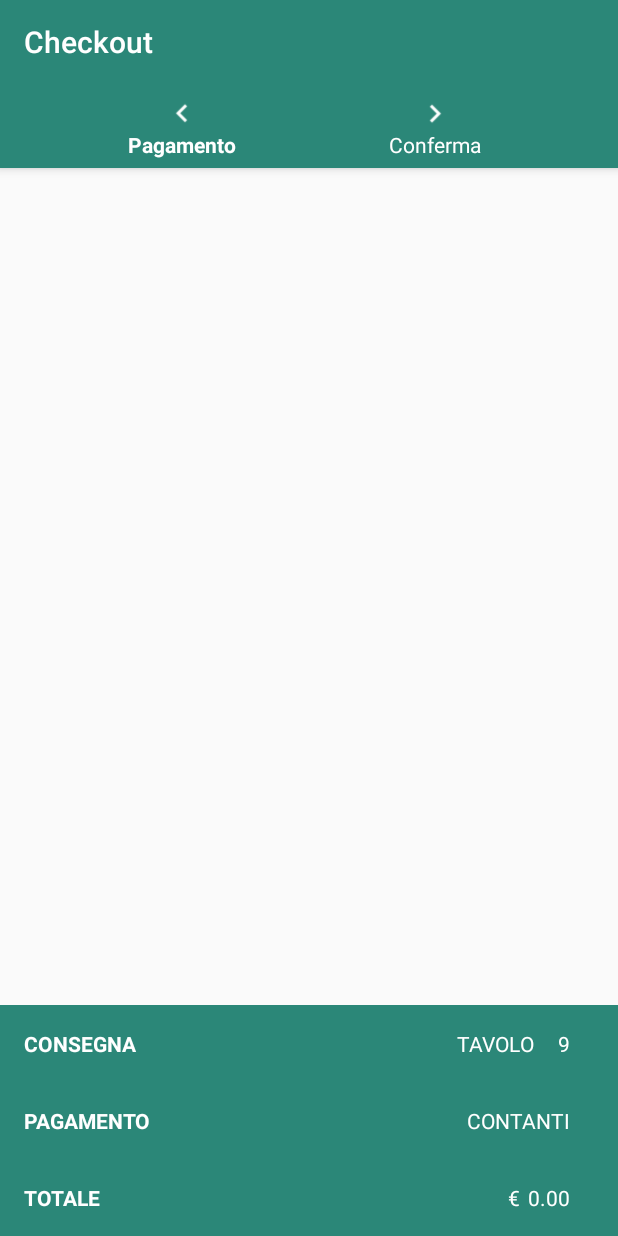
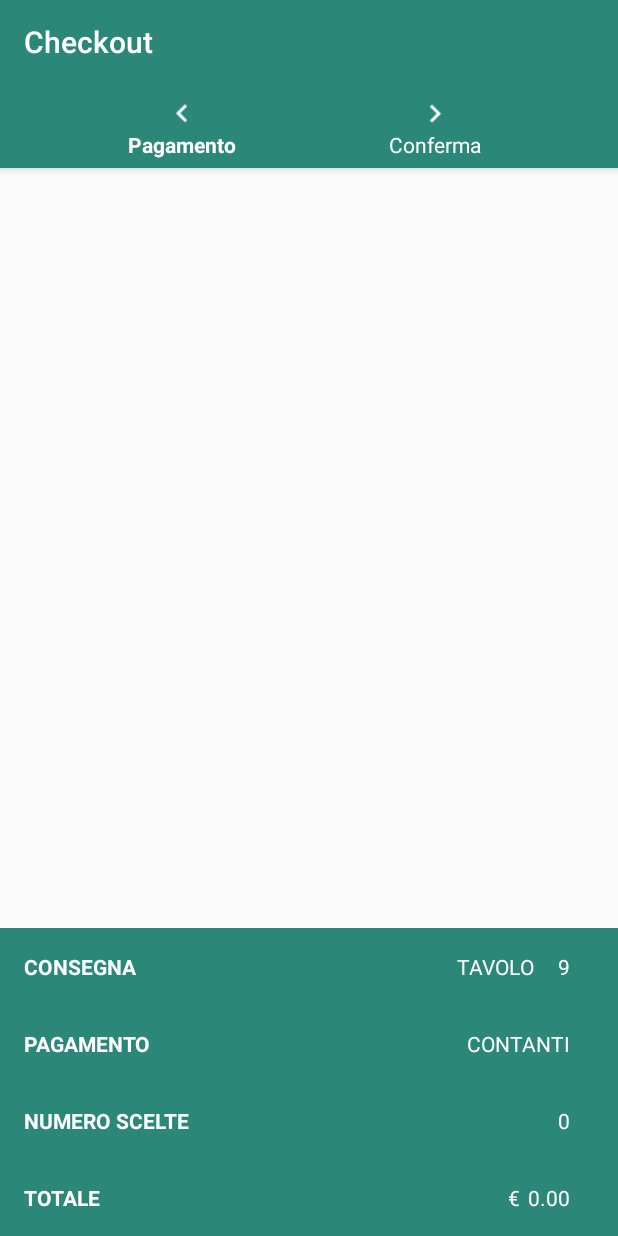
Before and after one commit to Ale-Amici/Android2k17, an Android app: the CheckoutActivity screen opened directly, with no data from a screen before it, on a phone screen of 412 x 824 dp. Run offline under Robolectric (Android 15) with nearby library versions, the phone set to English and light mode, and no system bars; 2 statements that could not run were skipped.

Commit message:
fix update total qnty textview. add total qnty checkout row

```diff
--- a/iDaBere/app/src/main/java/it/unitn/disi/lpsmt/idabere/activities/CheckoutActivity.java
+++ b/iDaBere/app/src/main/java/it/unitn/disi/lpsmt/idabere/activities/CheckoutActivity.java
@@ -34,6 +34,7 @@ public class CheckoutActivity extends AppCompatActivity {
     private ExpandableListView mCheckoutExpandableListView;
     private CheckoutExpandableListAdapter mCheckoutListAdapter;
     private TextView totalOrderInfo;
+    private TextView totalQuantity;
     private TextView deliveryType;
     private TextView paymentMethod;
     private TextView getDeliveryTypeDetails;
@@ -95,6 +96,7 @@ public class CheckoutActivity extends AppCompatActivity {
     protected void onResume() {
         Order currentOrder = AppSession.getInstance().getmCustomer().getOrder();
         totalOrderInfo.setText(new DecimalFormat("##0.00").format(currentOrder.getTotalPrice()));
+        totalQuantity.setText(Integer.toString(currentOrder.getTotalQuantity()));
         deliveryType.setText(currentOrder.getChosenDeliveryPlace().getName());
         getDeliveryTypeDetails.setText(currentOrder.getChosenDeliveryPlace().toString());
         if(currentOrder.isUsingCreditCard()){
@@ -112,6 +114,7 @@ public class CheckoutActivity extends AppCompatActivity {
         bottomNavigationView = (BottomNavigationView) findViewById(R.id.checkout_bottom_navigation);
         mCheckoutExpandableListView = (ExpandableListView) findViewById(R.id.checkout_list);
         totalOrderInfo = (TextView) findViewById(R.id.total_order_price);
+        totalQuantity = (TextView) findViewById(R.id.total_items_quantity);
         deliveryType = (TextView) findViewById(R.id.delivery_type_choosen);
         paymentMethod = (TextView) findViewById(R.id.payment_method_choosen);
         getDeliveryTypeDetails = (TextView) findViewById(R.id.delivery_type_value);
--- a/iDaBere/app/src/main/java/it/unitn/disi/lpsmt/idabere/adapters/MenuCategoryExpandableListAdapter.java
+++ b/iDaBere/app/src/main/java/it/unitn/disi/lpsmt/idabere/adapters/MenuCategoryExpandableListAdapter.java
@@ -195,7 +195,7 @@ public class MenuCategoryExpandableListAdapter extends BaseExpandableListAdapter
         final TextView infoText = (TextView) itemView.findViewById(R.id.info_text);
         final TextView discountText = (TextView) itemView.findViewById(R.id.discount_label);
         final TextView itemPriceTv = (TextView) itemView.findViewById(R.id.item_price);
-        final View cardInfos =  itemView.findViewById(R.id.item_infos_layout);
+        final View cardInfos =  itemView.findViewById(R.id.total_price_items_layout);
         final LinearLayout choicesLinearLayout = (LinearLayout) itemView.findViewById(R.id.choices_linear_layout);
         final Button newChoiceButton = (Button)itemView.findViewById(R.id.new_chioce_button);
 
--- a/iDaBere/app/src/main/java/it/unitn/disi/lpsmt/idabere/models/Order.java
+++ b/iDaBere/app/src/main/java/it/unitn/disi/lpsmt/idabere/models/Order.java
@@ -143,8 +143,8 @@ public class Order {
         int total = 0;
         for (OrderItem orderItem : orderItems) {
             total += (orderItem.getQuantity());
-            totalQuantity = total;
         }
+        totalQuantity = total;
     }
 
     public ArrayList<OrderItem> getOrderListFromBarMenuItemId(int barMenuItemId){
--- a/iDaBere/app/src/main/res/layout/activity_checkout.xml
+++ b/iDaBere/app/src/main/res/layout/activity_checkout.xml
@@ -172,9 +172,57 @@
 
         </LinearLayout>
 
+            <LinearLayout
+                android:id="@+id/total_quantity_items_layout"
+                android:layout_width="match_parent"
+                android:layout_height="match_parent"
+                style="@style/checkout_bottom_bar"
+                android:orientation="horizontal"
+                android:paddingLeft="@dimen/activity_horizontal_margin"
+                android:paddingRight="@dimen/activity_horizontal_margin">
+
+
+                <LinearLayout
+                    android:layout_width="wrap_content"
+                    android:layout_height="match_parent"
+                    android:gravity="center_vertical">
+
+                    <TextView
+                        style="@style/checkout_bottom_bar"
+                        android:layout_width="wrap_content"
+                        android:layout_height="wrap_content"
+                        android:layout_marginRight="@dimen/activity_horizontal_margin"
+                        android:text="NUMERO SCELTE"
+                        android:textSize="@dimen/paragraph_text_size"
+                        android:textStyle="bold" />
+
+                </LinearLayout>
+
+                <LinearLayout
+
+                    android:layout_width="match_parent"
+                    android:layout_height="match_parent"
+                    android:layout_margin="@dimen/activity_horizontal_margin"
+                    android:gravity="center_vertical|right">
+
+
+                    <TextView
+                        style="@style/checkout_bottom_bar"
+                        android:id="@+id/total_items_quantity"
+                        android:layout_width="wrap_content"
+                        android:layout_height="wrap_content"
+                        android:text="0"
+                        android:textSize="@dimen/paragraph_text_size" />
+
+
+                </LinearLayout>
+
+
+            </LinearLayout>
+
 
         <LinearLayout
-            android:id="@+id/item_infos_layout"
+            android:id="@+id/total_price_items_layout"
             android:layout_width="match_parent"
             android:layout_height="match_parent"
             style="@style/checkout_bottom_bar"
--- a/iDaBere/app/src/main/res/layout/bar_list_item.xml
+++ b/iDaBere/app/src/main/res/layout/bar_list_item.xml
@@ -9,7 +9,7 @@
             <!-- Bar basic infos -->
 
     <LinearLayout
-        android:id="@+id/item_infos_layout"
+        android:id="@+id/total_price_items_layout"
         android:layout_width="match_parent"
         android:layout_height="wrap_content"
         android:orientation="horizontal"
--- a/iDaBere/app/src/main/res/layout/checkout_list_item_title.xml
+++ b/iDaBere/app/src/main/res/layout/checkout_list_item_title.xml
@@ -8,7 +8,7 @@
     <!-- Item basic infos -->
 
     <LinearLayout
-        android:id="@+id/item_infos_layout"
+        android:id="@+id/total_price_items_layout"
         android:layout_width="match_parent"
         android:layout_height="match_parent"
         android:layout_marginBottom="@dimen/activity_vertical_margin"
--- a/iDaBere/app/src/main/res/layout/menu_list_item.xml
+++ b/iDaBere/app/src/main/res/layout/menu_list_item.xml
@@ -21,7 +21,7 @@
             <!-- Item basic infos -->
 
             <RelativeLayout
-                android:id="@+id/item_infos_layout"
+                android:id="@+id/total_price_items_layout"
                 android:layout_width="match_parent"
                 android:layout_height="wrap_content">
 
--- a/iDaBere/app/src/main/res/layout/rate_order_list_item.xml
+++ b/iDaBere/app/src/main/res/layout/rate_order_list_item.xml
@@ -13,7 +13,7 @@
         <!-- Item basic infos -->
 
         <LinearLayout
-            android:id="@+id/item_infos_layout"
+            android:id="@+id/total_price_items_layout"
             android:layout_width="match_parent"
             android:layout_height="@dimen/card_height_closed"
             android:orientation="horizontal">
--- a/iDaBere/app/src/main/res/layout/total_infos_toolbar.xml
+++ b/iDaBere/app/src/main/res/layout/total_infos_toolbar.xml
@@ -36,7 +36,7 @@
             android:layout_height="wrap_content"
             android:layout_toEndOf="@+id/order_items_label"
             android:layout_toRightOf="@+id/order_items_label"
-            android:text="0"
+            android:text="8"
             android:textSize="@dimen/title_text_size"
             android:textStyle="bold" />
 
```
